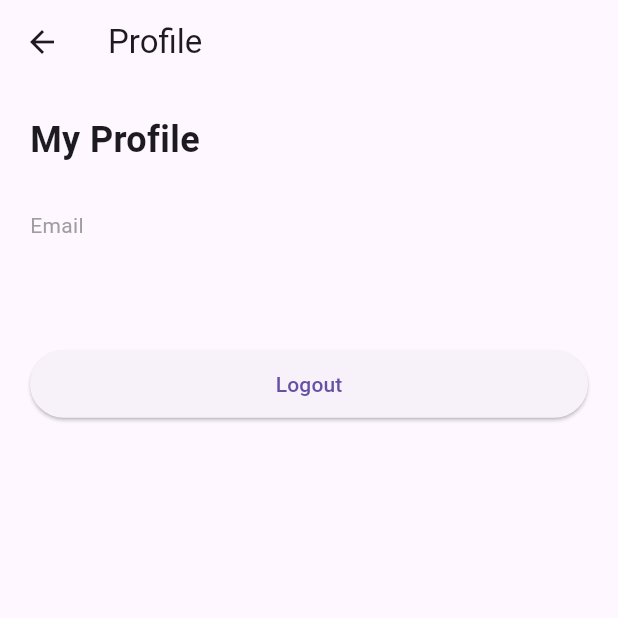
After one commit to Tarannummm/inventory-management, a Flutter app: the InventoryScreen screen opened directly, after a tap on the "person" icon, on a phone screen of 412 x 824 dp, the top half of it. The commit adds this screen. Run offline on Flutter 3.47's test engine with Material 3 defaults, Android fonts, the phone set to English and light mode, and no system bars; our stand-ins replace supabase_flutter; accounts and stored records are empty.

Commit message:
profile screen added

```diff
--- a/lib/Screens/inventory_screen.dart
+++ b/lib/Screens/inventory_screen.dart
@@ -1,5 +1,7 @@
 import 'package:flutter/material.dart';
 import '../services/supabase_service.dart';
+import '../reusable_widgets/inventory_item_tile.dart';
+import 'profile_screen.dart';
 
 class InventoryScreen extends StatefulWidget {
   @override
@@ -20,7 +22,7 @@ class _InventoryScreenState extends State<InventoryScreen> {
     fetchItems();
   }
 
-  // READ ITEMS
+  // READ
   Future<void> fetchItems() async {
     final data = await SupabaseService.client
         .from('inventory_items')
@@ -32,7 +34,7 @@ class _InventoryScreenState extends State<InventoryScreen> {
     });
   }
 
-  // ADD ITEM
+  // CREATE
   Future<void> addItem() async {
     await SupabaseService.client.from('inventory_items').insert({
       'item_name': nameController.text.trim(),
@@ -46,11 +48,18 @@ class _InventoryScreenState extends State<InventoryScreen> {
     quantityController.clear();
     priceController.clear();
 
-    fetchItems(); // refresh list
+    fetchItems();
 
     ScaffoldMessenger.of(context).showSnackBar(
       const SnackBar(content: Text('Item added successfully')),
     );
+  }
+
+  // DELETE ✅ (THIS MUST BE HERE)
+  Future<void> deleteItem(String id) async {
+    await SupabaseService.client.from('inventory_items').delete().eq('id', id);
+
+    fetchItems();
   }
 
   @override
@@ -58,12 +67,22 @@ class _InventoryScreenState extends State<InventoryScreen> {
     return Scaffold(
       appBar: AppBar(
         title: const Text('Inventory Management'),
+        actions: [
+          IconButton(
+            icon: const Icon(Icons.person),
+            onPressed: () {
+              Navigator.push(
+                context,
+                MaterialPageRoute(builder: (_) => ProfileScreen()),
+              );
+            },
+          ),
+        ],
       ),
       body: SingleChildScrollView(
         padding: const EdgeInsets.all(16),
         child: Column(
           children: [
-            // INPUT FIELDS
             TextField(
               controller: nameController,
               decoration: const InputDecoration(labelText: 'Item Name'),
@@ -82,17 +101,12 @@ class _InventoryScreenState extends State<InventoryScreen> {
               decoration: const InputDecoration(labelText: 'Price'),
               keyboardType: TextInputType.number,
             ),
-
             const SizedBox(height: 20),
-
             ElevatedButton(
               onPressed: addItem,
               child: const Text('Add Item'),
             ),
-
             const SizedBox(height: 30),
-
-            // ITEM LIST
             ListView.builder(
               shrinkWrap: true,
               physics: const NeverScrollableScrollPhysics(),
@@ -100,13 +114,12 @@ class _InventoryScreenState extends State<InventoryScreen> {
               itemBuilder: (context, index) {
                 final item = inventoryItems[index];
 
-                return Card(
-                  child: ListTile(
-                    title: Text(item['item_name']),
-                    subtitle: Text(
-                      'Category: ${item['category']} | Qty: ${item['quantity']} | Price: ${item['price']}',
-                    ),
-                  ),
+                return InventoryItemTile(
+                  name: item['item_name'],
+                  category: item['category'],
+                  quantity: item['quantity'],
+                  price: item['price'],
+                  onDelete: () => deleteItem(item['id'].toString()),
                 );
               },
             ),
--- /dev/null
+++ b/lib/Screens/profile_screen.dart
@@ -0,0 +1,70 @@
+import 'package:flutter/material.dart';
+import '../services/supabase_service.dart';
+import 'login_screen.dart';
+
+class ProfileScreen extends StatelessWidget {
+  @override
+  Widget build(BuildContext context) {
+    final user = SupabaseService.client.auth.currentUser;
+
+    return Scaffold(
+      appBar: AppBar(
+        title: const Text('Profile'),
+      ),
+      body: Padding(
+        padding: const EdgeInsets.all(20),
+        child: Column(
+          crossAxisAlignment: CrossAxisAlignment.start,
+          children: [
+            const Text(
+              'My Profile',
+              style: TextStyle(
+                fontSize: 24,
+                fontWeight: FontWeight.bold,
+              ),
+            ),
+
+            const SizedBox(height: 30),
+
+            const Text(
+              'Email',
+              style: TextStyle(
+                fontSize: 14,
+                color: Colors.grey,
+              ),
+            ),
+
+            const SizedBox(height: 6),
+
+            Text(
+              user?.email ?? 'No email found',
+              style: const TextStyle(
+                fontSize: 18,
+                fontWeight: FontWeight.w500,
+              ),
+            ),
+
+            const SizedBox(height: 40),
+
+            // LOGOUT BUTTON
+            ElevatedButton(
+              style: ElevatedButton.styleFrom(
+                minimumSize: const Size(double.infinity, 45),
+              ),
+              onPressed: () async {
+                await SupabaseService.client.auth.signOut();
+
+                Navigator.pushAndRemoveUntil(
+                  context,
+                  MaterialPageRoute(builder: (_) => LoginScreen()),
+                  (route) => false,
+                );
+              },
+              child: const Text('Logout'),
+            ),
+          ],
+        ),
+      ),
+    );
+  }
+}
```
Also changed, not shown: lib/reusable_widgets/inventory_item_tile.dart (added, +34 -0 lines).
